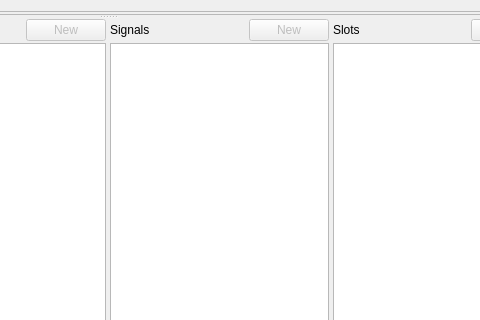
Before: the Qt Designer form src/editor/GUI/Tabs/objecttab.ui in mkRPGDev/mkRPG, drawn with Qt 5; both pictures show x 572 to 1052 and y 0 to 320 of the 1134 by 657 pixel window.
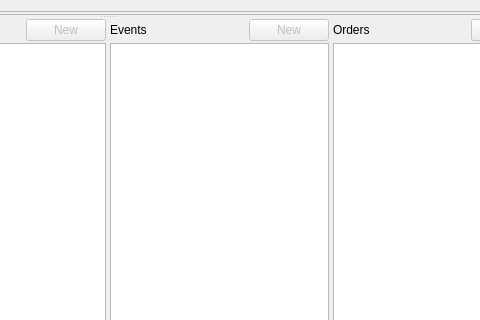
After: the same form once the commit is applied. Custom widgets are drawn as their Qt base class.

Commit message:
Changing Signal/Slot to Event/Order to fit the DIA.
Sorry for the mistake !

```diff
--- a/src/editor/GUI/Tabs/objecttab.ui
+++ b/src/editor/GUI/Tabs/objecttab.ui
@@ -287,7 +287,7 @@
            <item>
             <widget class="QLabel" name="label_5">
              <property name="text">
-              <string>Signals</string>
+              <string>Events</string>
              </property>
             </widget>
            </item>
@@ -347,7 +347,7 @@
            <item>
             <widget class="QLabel" name="label_6">
              <property name="text">
-              <string>Slots</string>
+              <string>Orders</string>
              </property>
             </widget>
            </item>
```
Left out of the diff: 12 changed lines with no effect on the pictures. The commit also changes 8 other files.
